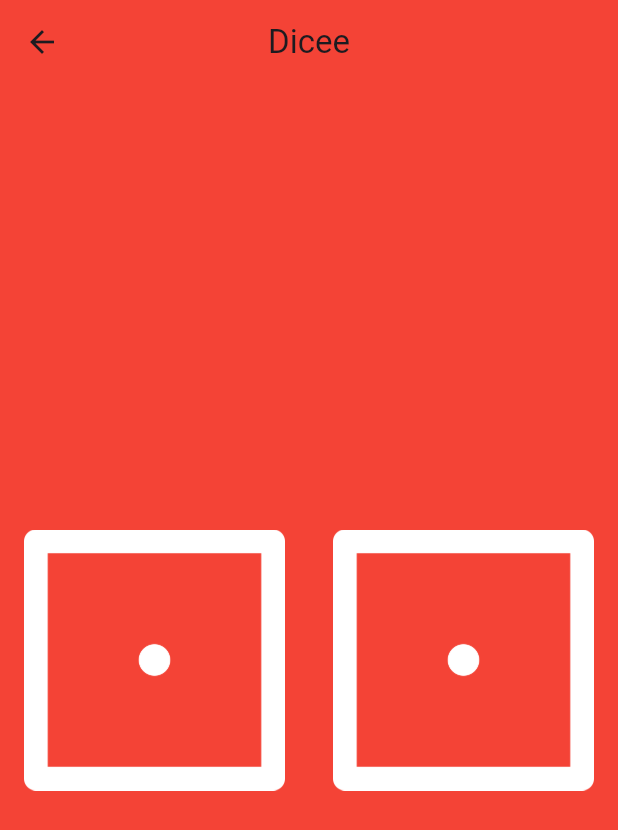
After one commit to shair2048/cross_platform, a Flutter app: the screen it shows after launch, after a tap on "Lab03: Dicee", on a phone screen of 412 x 824 dp. The commit adds this screen. Shown: the top 830 px of the screen. Run offline on Flutter 3.47's test engine with Material 3 defaults, Android fonts, the light colour scheme and no system bars.

Commit message:
lab03 done

```diff
--- /dev/null
+++ b/lib/labs/lab03.dart
@@ -0,0 +1,66 @@
+import 'dart:math';
+
+import 'package:flutter/material.dart';
+
+class Lab03 extends StatefulWidget {
+  const Lab03({super.key});
+
+  @override
+  State<Lab03> createState() => _Lab03();
+}
+
+class _Lab03 extends State<Lab03> {
+  int leftDiceNumber = 1, rightDiceNumber = 1;
+  void changeDice(bool side) {
+    setState(() {
+      if (side == true) {
+        leftDiceNumber = Random().nextInt(6) + 1;
+      } else {
+        rightDiceNumber = Random().nextInt(6) + 1;
+      }
+    });
+  }
+
+  @override
+  Widget build(BuildContext context) {
+    return Scaffold(
+      backgroundColor: Colors.red,
+      appBar: AppBar(
+        backgroundColor: Colors.red,
+        title: const Text("Dicee"),
+        centerTitle: true,
+      ),
+      body: Row(
+        crossAxisAlignment: CrossAxisAlignment.stretch,
+        children: [
+          Expanded(
+            child: IconButton(
+              padding: const EdgeInsets.all(16),
+              splashColor: Colors.transparent,
+              splashRadius: 0.1,
+              onPressed: () {
+                changeDice(true);
+              },
+              icon: Image.asset(
+                "assets/images/dice$leftDiceNumber.png",
+              ),
+            ),
+          ),
+          Expanded(
+            child: IconButton(
+              onPressed: () {
+                changeDice(false);
+              },
+              padding: const EdgeInsets.all(16),
+              splashColor: Colors.transparent,
+              splashRadius: 0.1,
+              icon: Image.asset(
+                'assets/images/dice$rightDiceNumber.png',
+              ),
+            ),
+          ),
+        ],
+      ),
+    );
+  }
+}
--- a/lib/list_labs.dart
+++ b/lib/list_labs.dart
@@ -1,5 +1,6 @@
 import 'package:cross_platform/labs/lab01.dart';
 import 'package:cross_platform/labs/lab02.dart';
+import 'package:cross_platform/labs/lab03.dart';
 import 'package:flutter/material.dart';
 
 class ListLabs extends StatelessWidget {
@@ -29,6 +30,15 @@ class ListLabs extends StatelessWidget {
               );
             },
           ),
+          ListTile(
+            title: const Text("Lab03: Dicee"),
+            onTap: () {
+              Navigator.push(
+                context,
+                MaterialPageRoute(builder: (context) => const Lab03()),
+              );
+            },
+          ),
         ],
       ),
     );
```
Also changed, not shown: assets/images/dice1.png (added), assets/images/dice2.png (added), assets/images/dice3.png (added), assets/images/dice4.png (added), assets/images/dice5.png (added), assets/images/dice6.png (added), lib/labs/lab04.dart (added), 1 other file.
